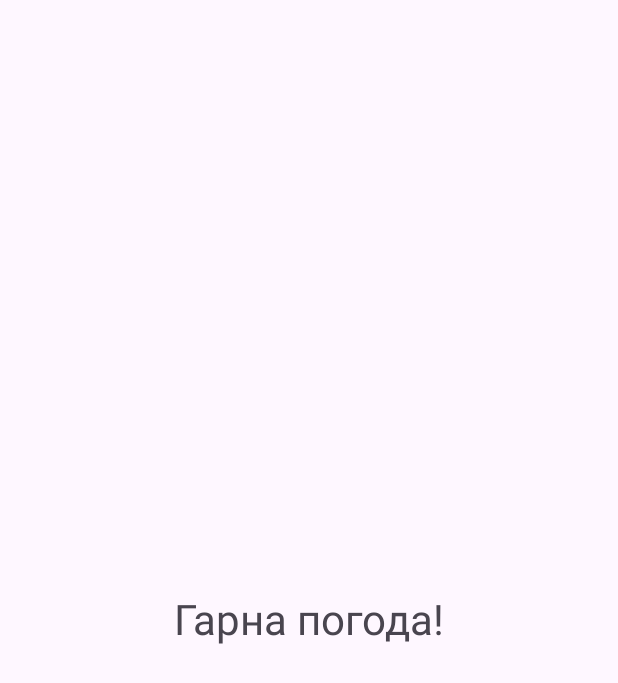
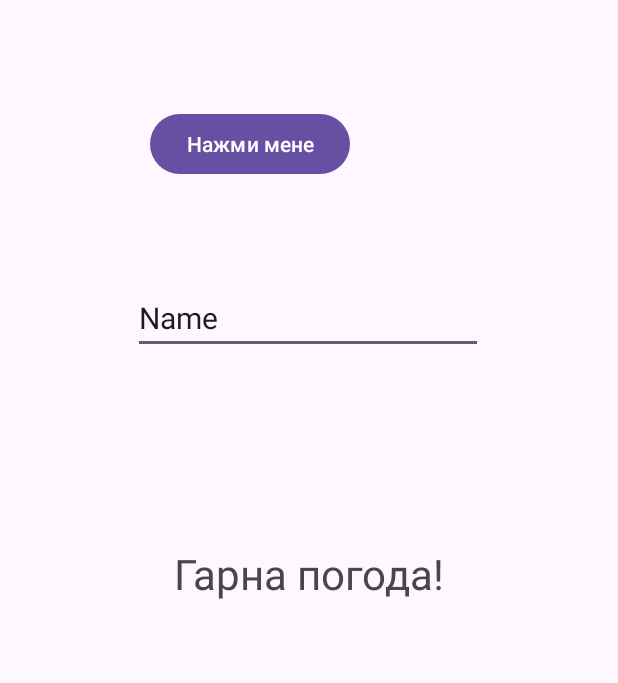
Before and after one commit to novakvova/Android_PD123, an Android app: the screen it shows after launch (MainActivity), on a phone screen of 412 x 824 dp. Shown: the top 683 px of the screen. Run offline under Robolectric (Android 15) with nearby library versions, the phone set to English and light mode, and no system bars.

Commit message:
Begin working Add button and EditText

```diff
--- a/Lesson 1.Begin/app/src/main/java/com/example/storeandroid/MainActivity.java
+++ b/Lesson 1.Begin/app/src/main/java/com/example/storeandroid/MainActivity.java
@@ -3,12 +3,22 @@ package com.example.storeandroid;
 import androidx.appcompat.app.AppCompatActivity;
 
 import android.os.Bundle;
+import android.util.Log;
+import android.view.View;
+import android.widget.EditText;
 
 public class MainActivity extends AppCompatActivity {
 
+    private EditText txtInfo;
     @Override
     protected void onCreate(Bundle savedInstanceState) {
         super.onCreate(savedInstanceState);
         setContentView(R.layout.activity_main);
+        txtInfo=findViewById(R.id.txtInfo);
+    }
+
+    public void onClickHandler(View view) {
+        String text = txtInfo.getText().toString();
+        Log.d("my-tag","-----Нажали кнопку------"+ text);
     }
 }
--- a/Lesson 1.Begin/app/src/main/res/layout/activity_main.xml
+++ b/Lesson 1.Begin/app/src/main/res/layout/activity_main.xml
@@ -5,6 +5,33 @@
     android:layout_width="match_parent"
     android:layout_height="match_parent"
     tools:context=".MainActivity">
+
+
+
+    <Button
+        android:id="@+id/button"
+        android:layout_width="wrap_content"
+        android:layout_height="wrap_content"
+        android:layout_marginStart="100dp"
+        android:layout_marginTop="72dp"
+        android:onClick="onClickHandler"
+        android:text="Нажми мене"
+        app:layout_constraintStart_toStartOf="parent"
+        app:layout_constraintTop_toTopOf="parent" />
+
+    <EditText
+        android:id="@+id/txtInfo"
+        android:layout_width="wrap_content"
+        android:layout_height="wrap_content"
+        android:layout_marginTop="68dp"
+        android:ems="10"
+        android:inputType="text"
+        android:text="Name"
+        android:textSize="20dp"
+        app:layout_constraintEnd_toEndOf="parent"
+        app:layout_constraintHorizontal_bias="0.497"
+        app:layout_constraintStart_toStartOf="parent"
+        app:layout_constraintTop_toBottomOf="@+id/button" />
 
     <TextView
         android:layout_width="wrap_content"
@@ -14,6 +41,7 @@
         app:layout_constraintBottom_toBottomOf="parent"
         app:layout_constraintEnd_toEndOf="parent"
         app:layout_constraintStart_toStartOf="parent"
-        app:layout_constraintTop_toTopOf="parent" />
+        app:layout_constraintTop_toBottomOf="@+id/txtInfo"
+        app:layout_constraintVertical_bias="0.232" />
 
 </androidx.constraintlayout.widget.ConstraintLayout>
```
